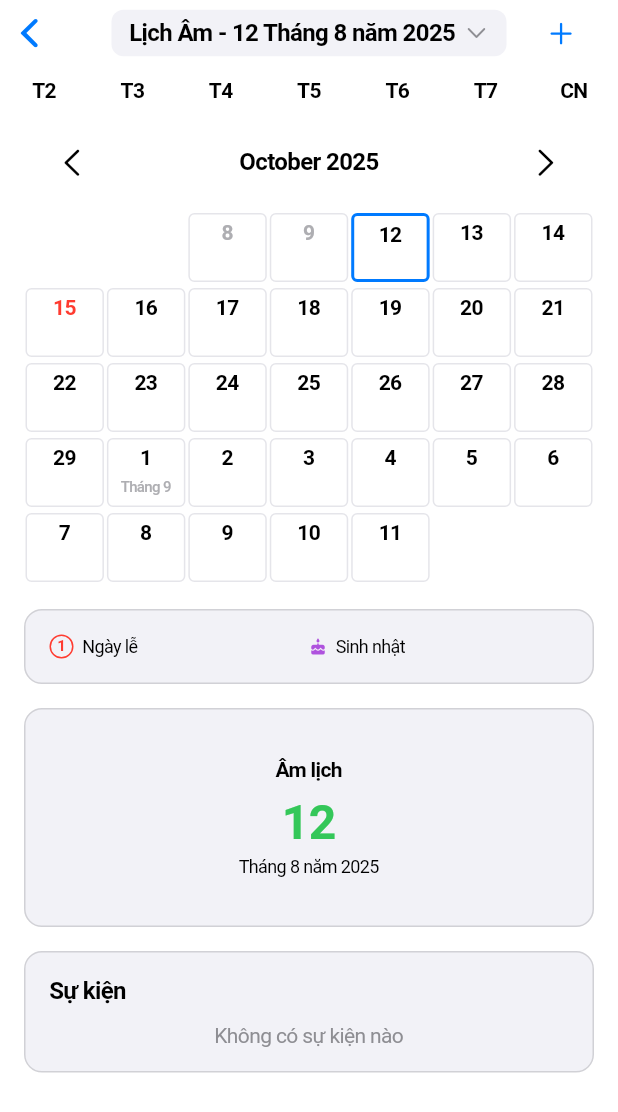
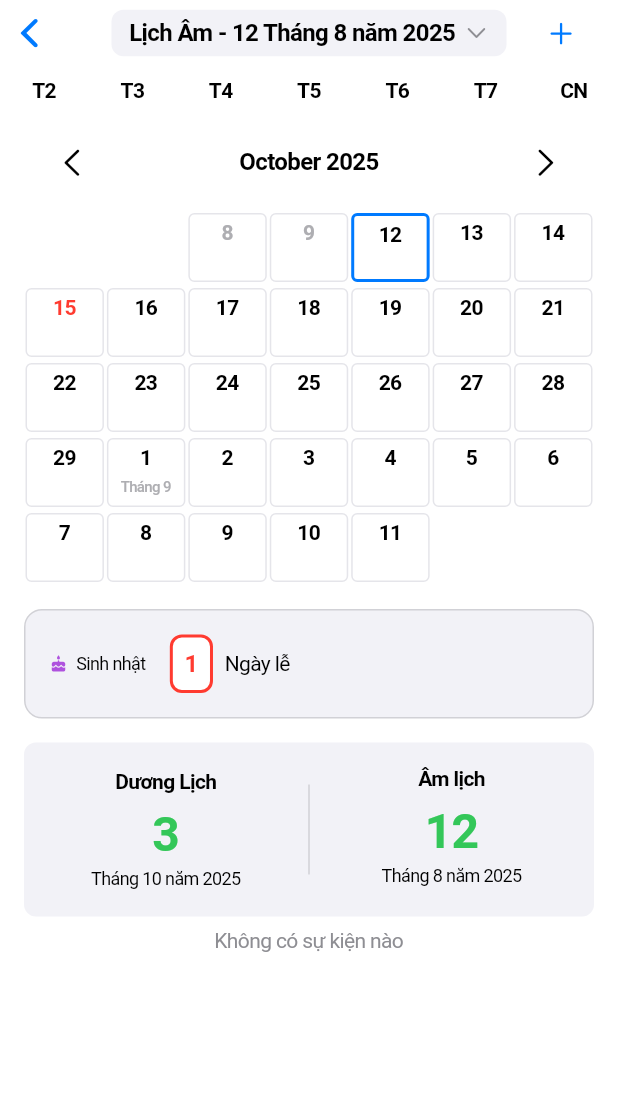
Before and after one commit to nhlinhseuit/birthday_note, a Flutter app: the LunarCalendarScreen screen opened directly, on a phone screen of 412 x 824 dp. Shown: the top 1112 px of the screen. Run offline on Flutter 3.47's test engine with Material 3 defaults, Android fonts, the phone set to English and light mode, and no system bars; drawn by our look-alikes of table_calendar; our stand-ins replace bloc, dartz, equatable, flutter_bloc, get_it, injectable and 1 more; accounts and stored records are empty.

Commit message:
update UI

```diff
--- a/lib/lunar_calendar_screen.dart
+++ b/lib/lunar_calendar_screen.dart
@@ -27,7 +27,7 @@ bool isSameDay(DateTime date1, DateTime date2) {
 }
 
 class _LunarCalendarScreenState extends State<LunarCalendarScreen> {
-  DateTime _focusedDay = DateTime.now();
+  late DateTime _focusedDay;
   DateTime? _selectedDay;
   List<Event> _events = [];
   bool _isLoading = true;
@@ -35,6 +35,8 @@ class _LunarCalendarScreenState extends State<LunarCalendarScreen> {
   @override
   void initState() {
     super.initState();
+    // Initialize with current date
+    _focusedDay = DateTime.now();
     _selectedDay = _focusedDay;
     _loadEvents();
   }
@@ -104,7 +106,6 @@ class _LunarCalendarScreenState extends State<LunarCalendarScreen> {
       maximumYear: 2030,
       onDateSelected: (int day, int month, int year) {
         // Find the solar date that corresponds to this lunar date
-        // We'll search within a reasonable range around the current focused day
         DateTime? foundSolarDate = _findSolarDateForLunar(day, month, year);
 
         if (foundSolarDate != null) {
@@ -112,22 +113,6 @@ class _LunarCalendarScreenState extends State<LunarCalendarScreen> {
             _focusedDay = foundSolarDate;
             _selectedDay = foundSolarDate;
           });
-        } else {
-          // If we can't find the exact lunar date, show an error
-          showCupertinoDialog(
-            context: context,
-            builder: (context) => CupertinoAlertDialog(
-              title: const Text('Không tìm thấy ngày'),
-              content: const Text(
-                  'Không thể tìm thấy ngày dương lịch tương ứng với ngày âm lịch đã chọn.'),
-              actions: [
-                CupertinoDialogAction(
-                  child: const Text('OK'),
-                  onPressed: () => Navigator.pop(context),
-                ),
-              ],
-            ),
-          );
         }
       },
     );
@@ -337,99 +322,64 @@ class _LunarCalendarScreenState extends State<LunarCalendarScreen> {
               ),
               child: Row(
                 children: [
-                  Expanded(
-                    child: Row(
-                      children: [
+                  const LegendItem(
+                    icon: Icons.cake_rounded,
+                    label: 'Sinh nhật',
+                    color: CupertinoColors.systemPurple,
+                  ),
+                  const SizedBox(width: 16),
                   Container(
-                          width: 16,
-                          height: 16,
+                    padding: const EdgeInsets.all(8),
                     decoration: BoxDecoration(
-                            border:
-                                Border.all(color: CupertinoColors.systemRed),
+                      color: CupertinoColors.white,
                       borderRadius: BorderRadius.circular(8),
+                      border: Border.all(
+                          color: CupertinoColors.systemRed, width: 2),
                     ),
-                          child: const Center(
-                            child: Text(
+                    child: const Text(
                       '1',
                       style: TextStyle(
                         color: CupertinoColors.systemRed,
-                                fontSize: 10,
                         fontWeight: FontWeight.bold,
+                        fontSize: 16,
                       ),
                     ),
                   ),
-                        ),
-                        const SizedBox(width: 6),
-                        const Expanded(
-                          child: Text(
+                  const SizedBox(width: 8),
+                  const Text(
                     'Ngày lễ',
                     style: TextStyle(
+                      fontSize: 14,
                       color: CupertinoColors.label,
-                              fontSize: 12,
-                            ),
-                          ),
-                        ),
-                      ],
-                    ),
-                  ),
-                  const Expanded(
-                    child: LegendItem(
-                      icon: Icons.cake_rounded,
-                      color: CupertinoColors.systemPurple,
-                      label: 'Sinh nhật',
                     ),
                   ),
                 ],
               ),
             ),
 
-            // Hiển thị thông tin ngày được chọn
-            Container(
-              margin: const EdgeInsets.symmetric(horizontal: 16, vertical: 8),
-              padding: const EdgeInsets.all(16),
-              decoration: BoxDecoration(
-                color: CupertinoColors.systemGrey6,
-                borderRadius: BorderRadius.circular(12),
-                border: Border.all(color: CupertinoColors.systemGrey4),
-              ),
+            const SizedBox(height: 8.0),
+
+            // Selected day details
+            if (_selectedDay != null)
+              Padding(
+                padding: const EdgeInsets.symmetric(horizontal: 16.0),
                 child: DetailedDayView(
-                selectedDate: _selectedDay ?? DateTime.now(),
-                showSolarCalendar: false,
-                showLunarCalendar: true,
+                  selectedDate: _selectedDay!,
                 ),
               ),
 
-            // Hiển thị sự kiện cho ngày được chọn
-            Container(
-              margin: const EdgeInsets.symmetric(horizontal: 16, vertical: 8),
-              padding: const EdgeInsets.all(16),
-              decoration: BoxDecoration(
-                color: CupertinoColors.systemGrey6,
-                borderRadius: BorderRadius.circular(12),
-                border: Border.all(color: CupertinoColors.systemGrey4),
-              ),
-              child: Column(
-                crossAxisAlignment: CrossAxisAlignment.start,
-                children: [
-                  const Text(
-                    'Sự kiện',
-                    style: TextStyle(
-                      color: CupertinoColors.black,
-                      fontSize: 16,
-                      fontWeight: FontWeight.w600,
-                    ),
-                  ),
-                  const SizedBox(height: 12),
-                  EventListWidget(
-                    events: _getEventsForDay(_selectedDay ?? DateTime.now()),
+            const SizedBox(height: 8.0),
+
+            // Events list for the selected day
+            if (_selectedDay != null)
+              Padding(
+                padding: const EdgeInsets.symmetric(horizontal: 16.0),
+                child: EventListWidget(
+                  events: _getEventsForDay(_selectedDay!),
                   isLoading: _isLoading,
                   onEventDeleted: _loadEvents,
                 ),
-                ],
               ),
-            ),
-
-            const SizedBox(height: 16),
           ],
         ),
       ),
--- a/lib/services/event_service.dart
+++ b/lib/services/event_service.dart
@@ -52,6 +52,12 @@ class EventService {
     final events = await getEvents();
     events.removeWhere((event) => event.id == eventId);
     await saveEvents(events);
+  }
+
+  // Xóa tất cả events
+  static Future<void> deleteAllEvents() async {
+    final prefs = await SharedPreferences.getInstance();
+    await prefs.remove(_eventsKey);
   }
 
   // Lấy events cho một ngày cụ thể
```
Also changed, not shown: lib/screens/people_screen.dart (+107 -2 lines), lib/services/data_import_service.dart (added, +212 -0 lines). Lines whose indentation alone changed are shown as unchanged.
